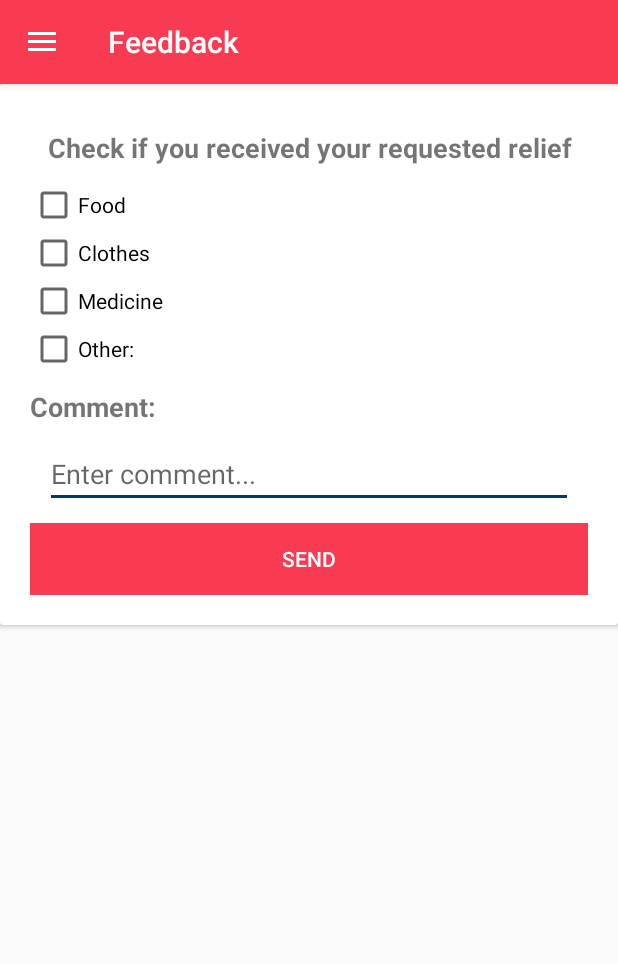
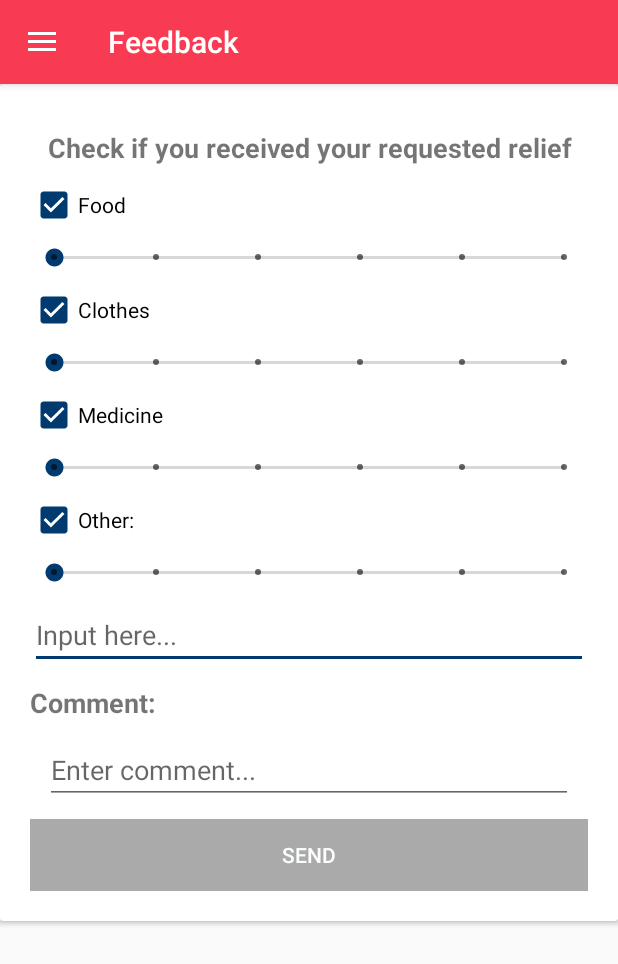
Before and after one commit to nicholaivillegas/isgp, an Android app: the screen it shows after launch once a user with an empty profile is signed in (MainActivity), in the side drawer, after a tap on "Feedback", on a phone screen of 412 x 824 dp. Shown: the top 964 px of the screen. Run offline under Robolectric (Android 15) with nearby library versions, the phone set to English and light mode, and no system bars; our stand-ins replace ButterKnife, Firebase (no records; nobody signed in at launch, a user with empty details on screens opened directly).

Commit message:
Main Changes: - UI Changes

```diff
--- a/app/src/main/java/com/androidapp/isagip/MapsActivity.java
+++ b/app/src/main/java/com/androidapp/isagip/MapsActivity.java
@@ -185,6 +185,11 @@ public class MapsActivity extends AppCompatActivity implements OnMapReadyCallbac
 
             }
         });
+        CameraUpdate center = CameraUpdateFactory.newLatLng(new LatLng(12.879721, 121.774017));
+        CameraUpdate zoom = CameraUpdateFactory.zoomTo(5.0f);
+
+        mMap.moveCamera(center);
+        mMap.animateCamera(zoom);
     }
 
     public void focusToOperation(final String operation) {
--- a/app/src/main/res/drawable/button_selector.xml
+++ b/app/src/main/res/drawable/button_selector.xml
@@ -1,6 +1,6 @@
 <?xml version="1.0" encoding="utf-8"?>
 <selector xmlns:android="http://schemas.android.com/apk/res/android">
-    <item android:drawable="@color/colorPrimary" android:state_pressed="true"  />
-    <item android:drawable="@color/colorPrimary" android:state_enabled="false"  />
+    <item android:drawable="@color/colorPrimary" android:state_pressed="true" />
+    <item android:drawable="@android:color/darker_gray" android:state_enabled="false" />
     <item android:drawable="@color/colorAccent" />
 </selector>
--- a/app/src/main/res/layout/activity_maps.xml
+++ b/app/src/main/res/layout/activity_maps.xml
@@ -100,7 +100,8 @@
                 android:layout_width="match_parent"
                 android:layout_height="wrap_content"
                 android:entries="@array/array_calamity"
-                android:padding="10dp" />
+                android:padding="10dp"
+                android:visibility="visible" />
         </LinearLayout>
 
 
--- a/app/src/main/res/layout/fragment_basket1.xml
+++ b/app/src/main/res/layout/fragment_basket1.xml
@@ -10,7 +10,8 @@
         android:layout_width="match_parent"
         android:layout_height="match_parent"
         android:layout_weight="1"
-        android:orientation="vertical">
+        android:orientation="vertical"
+        android:visibility="gone">
 
         <TextView
             android:layout_width="match_parent"
@@ -204,7 +205,7 @@
             android:background="@color/colorPrimaryDark"
             android:gravity="center"
             android:padding="10dp"
-            android:text="RECEIVED"
+            android:text="REQUESTED"
             android:textColor="@color/colorLight"
             android:textSize="20sp"
             android:textStyle="bold" />
--- a/app/src/main/res/layout/fragment_feedback.xml
+++ b/app/src/main/res/layout/fragment_feedback.xml
@@ -27,6 +27,8 @@
                 android:id="@+id/check_food"
                 android:layout_width="match_parent"
                 android:layout_height="wrap_content"
+                android:checked="true"
+                android:clickable="false"
                 android:text="Food" />
 
             <SeekBar
@@ -37,13 +39,14 @@
                 android:layout_marginBottom="10dp"
                 android:layout_marginTop="10dp"
                 android:max="5"
-                android:progress="3"
-                android:visibility="gone" />
+                android:progress="0" />
 
             <CheckBox
                 android:id="@+id/check_clothes"
                 android:layout_width="match_parent"
                 android:layout_height="wrap_content"
+                android:checked="true"
+                android:clickable="false"
                 android:text="Clothes" />
 
             <SeekBar
@@ -54,13 +57,14 @@
                 android:layout_marginBottom="10dp"
                 android:layout_marginTop="10dp"
                 android:max="5"
-                android:progress="3"
-                android:visibility="gone" />
+                android:progress="0" />
 
             <CheckBox
                 android:id="@+id/check_medicine"
                 android:layout_width="match_parent"
                 android:layout_height="wrap_content"
+                android:checked="true"
+                android:clickable="false"
                 android:text="Medicine" />
 
             <SeekBar
@@ -71,13 +75,14 @@
                 android:layout_marginBottom="10dp"
                 android:layout_marginTop="10dp"
                 android:max="5"
-                android:progress="3"
-                android:visibility="gone" />
+                android:progress="0" />
 
             <CheckBox
                 android:id="@+id/check_other"
                 android:layout_width="match_parent"
                 android:layout_height="wrap_content"
+                android:checked="true"
+                android:clickable="false"
                 android:text="Other:" />
 
             <SeekBar
@@ -88,16 +93,14 @@
                 android:layout_marginBottom="10dp"
                 android:layout_marginTop="10dp"
                 android:max="5"
-                android:progress="3"
-                android:visibility="gone" />
+                android:progress="0" />
 
             <EditText
                 android:id="@+id/edit_other"
                 android:layout_width="match_parent"
                 android:layout_height="wrap_content"
                 android:hint="Input here..."
-                android:maxLength="50"
-                android:visibility="gone" />
+                android:maxLength="50" />
 
             <TextView
                 android:layout_width="match_parent"
```
Also changed, not shown: app/src/main/java/com/androidapp/isagip/FeedbackFragment.java (+8 -2 lines), app/src/main/java/com/androidapp/isagip/ReliefFragment.java (+46 -0 lines).
